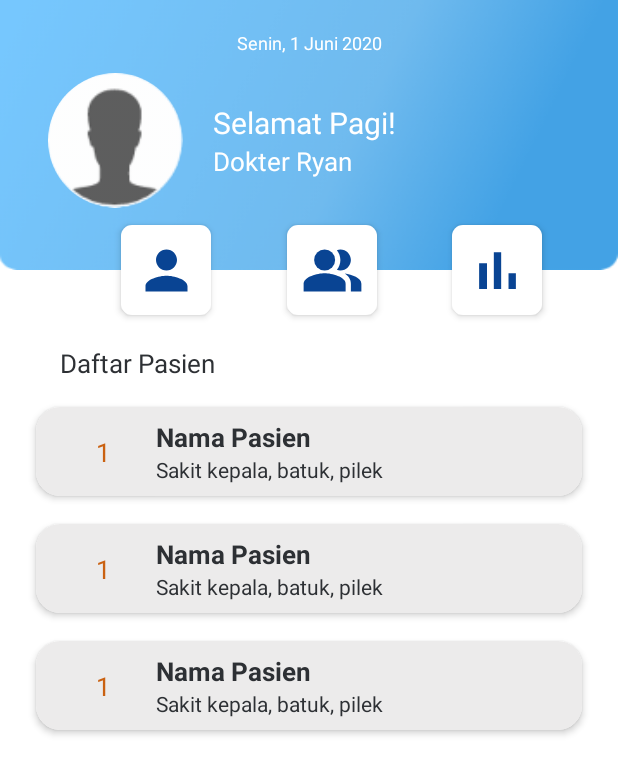
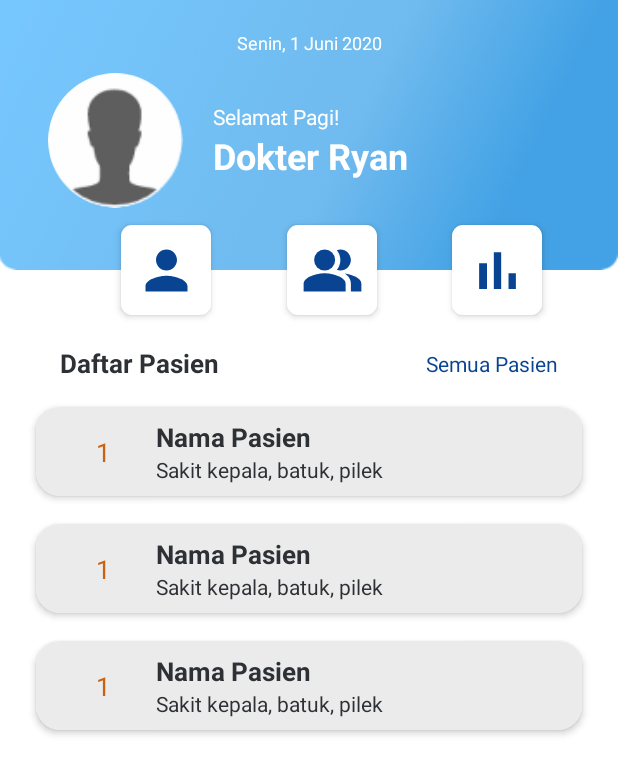
Before and after one commit to denaviagt/AmikomCare, an Android app: the layout fragment_home.xml on its own in the app's theme, with its tools: preview values and no code run, on a phone screen of 412 x 824 dp. Shown: the top 774 px of the screen. Run offline under Robolectric (Android 15) with nearby library versions, the phone set to English and light mode, and no system bars.

Commit message:
Login -> Home

```diff
--- a/app/src/main/java/com/pengdst/amikomcare/preferences/SessionUtil.java
+++ b/app/src/main/java/com/pengdst/amikomcare/preferences/SessionUtil.java
@@ -9,8 +9,8 @@ public class SessionUtil {
 
     public SessionUtil(Context context){
         this.context = context;
-        String prefName = this.context.getPackageName().toString();
 
+        String prefName = this.context.getPackageName();
         sharedPreferences = context.getSharedPreferences(prefName, Context.MODE_PRIVATE);
     }
 
@@ -49,4 +49,8 @@ public class SessionUtil {
     public void unregister(SharedPreferences.OnSharedPreferenceChangeListener listener){
         sharedPreferences.unregisterOnSharedPreferenceChangeListener(listener);
     }
+
+    public String getString(String key) {
+        return sharedPreferences.getString(key, "");
+    }
 }
--- a/app/src/main/res/layout/fragment_edit_profile.xml
+++ b/app/src/main/res/layout/fragment_edit_profile.xml
@@ -34,7 +34,7 @@
         app:layout_constraintTop_toBottomOf="@+id/image_profile_pic" />
 
     <TextView
-        android:id="@+id/tv_dokter_nama"
+        android:id="@+id/tv_nama_dokter"
         android:layout_width="wrap_content"
         android:layout_height="wrap_content"
         android:text="Spesialis Gigi"
@@ -50,7 +50,7 @@
         android:layout_height="wrap_content"
         android:layout_marginTop="30dp"
         android:text="Nama"
-        app:layout_constraintTop_toBottomOf="@+id/tv_dokter_nama"
+        app:layout_constraintTop_toBottomOf="@+id/tv_nama_dokter"
         tools:layout_editor_absoluteX="16dp"/>
 
     <com.google.android.material.textfield.TextInputLayout
--- a/app/src/main/res/layout/fragment_home.xml
+++ b/app/src/main/res/layout/fragment_home.xml
@@ -50,8 +50,8 @@
         android:layout_marginEnd="60dp"
         android:text="Selamat Pagi!"
         android:textColor="@color/colorWhite"
-        android:textSize="20sp"
-        app:layout_constraintBottom_toTopOf="@+id/tv_dokter_nama"
+        android:textSize="14sp"
+        app:layout_constraintBottom_toTopOf="@+id/tv_nama_dokter"
         app:layout_constraintEnd_toEndOf="parent"
         app:layout_constraintHorizontal_bias="0.0"
         app:layout_constraintStart_toEndOf="@+id/image_profile_pic"
@@ -59,12 +59,13 @@
         app:layout_constraintVertical_chainStyle="packed" />
 
     <TextView
-        android:id="@+id/tv_dokter_nama"
+        android:id="@+id/tv_nama_dokter"
         android:layout_width="0dp"
         android:layout_height="wrap_content"
-        android:text="Dokter Ryan"
+        tools:text="Dokter Ryan"
         android:textColor="@color/colorWhite"
-        android:textSize="17sp"
+        android:textSize="24sp"
+        android:textStyle="bold"
         app:layout_constraintBottom_toBottomOf="@+id/image_profile_pic"
         app:layout_constraintEnd_toEndOf="@+id/tv_welcome"
         app:layout_constraintHorizontal_bias="0.5"
@@ -105,17 +106,31 @@
 
     <TextView
         android:id="@+id/textView"
-        android:layout_width="match_parent"
+        android:layout_width="wrap_content"
         android:layout_height="wrap_content"
         android:layout_marginStart="40dp"
         android:layout_marginTop="20dp"
-        android:layout_marginEnd="40dp"
         android:text="Daftar Pasien"
         android:textColor="@color/textColor"
         android:textSize="17sp"
-        app:layout_constraintEnd_toEndOf="parent"
+        android:textStyle="bold"
         app:layout_constraintStart_toStartOf="parent"
         app:layout_constraintTop_toBottomOf="@+id/bt_profile" />
+
+    <TextView
+        android:id="@+id/tv_semua_pasien"
+        android:layout_width="wrap_content"
+        android:layout_height="wrap_content"
+        android:layout_marginEnd="40dp"
+        android:text="Semua Pasien"
+        android:textColor="@color/colorButtonBlue"
+        android:clickable="true"
+        android:focusable="true"
+        android:background="?attr/selectableItemBackground"
+        android:textSize="14sp"
+        app:layout_constraintBottom_toBottomOf="@+id/textView"
+        app:layout_constraintEnd_toEndOf="parent"
+        app:layout_constraintTop_toTopOf="@+id/textView" />
 
     <androidx.recyclerview.widget.RecyclerView
         android:id="@+id/rv_antrian"
--- a/app/src/main/res/navigation/main_nav.xml
+++ b/app/src/main/res/navigation/main_nav.xml
@@ -4,7 +4,7 @@
     xmlns:app="http://schemas.android.com/apk/res-auto"
     xmlns:tools="http://schemas.android.com/tools"
     android:id="@+id/main_nav"
-    app:startDestination="@id/homeFragment">
+    app:startDestination="@id/splashFragment">
 
     <fragment
         android:id="@+id/splashFragment"
```
Also changed, not shown: app/src/main/java/com/pengdst/amikomcare/listeners/LoginCallback.kt (added, +7 -0 lines), app/src/main/java/com/pengdst/amikomcare/ui/fragments/HomeFragment.java (+21 -20 lines), app/src/main/java/com/pengdst/amikomcare/ui/fragments/LoginFragment.java (+104 -2 lines), app/src/main/java/com/pengdst/amikomcare/ui/fragments/SplashFragment.java (+20 -11 lines), app/src/main/java/com/pengdst/amikomcare/ui/viewmodels/LoginViewModel.kt (added, +58 -0 lines), app/src/main/res/layout/fragment_login.xml (+5 -5 lines).
